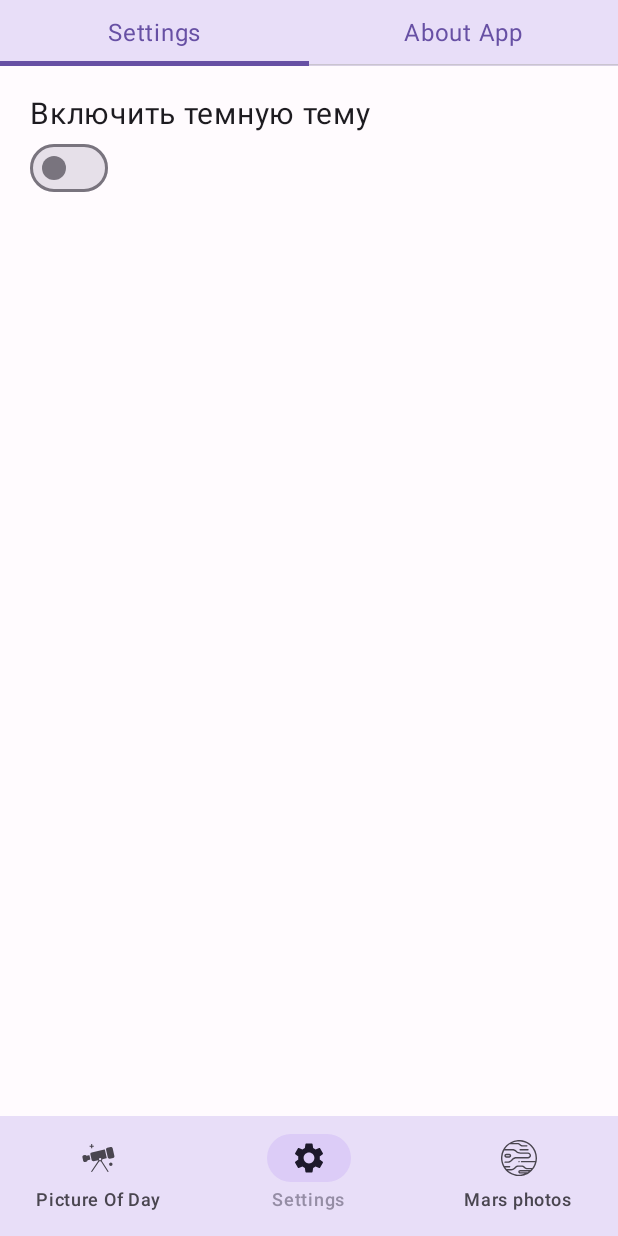
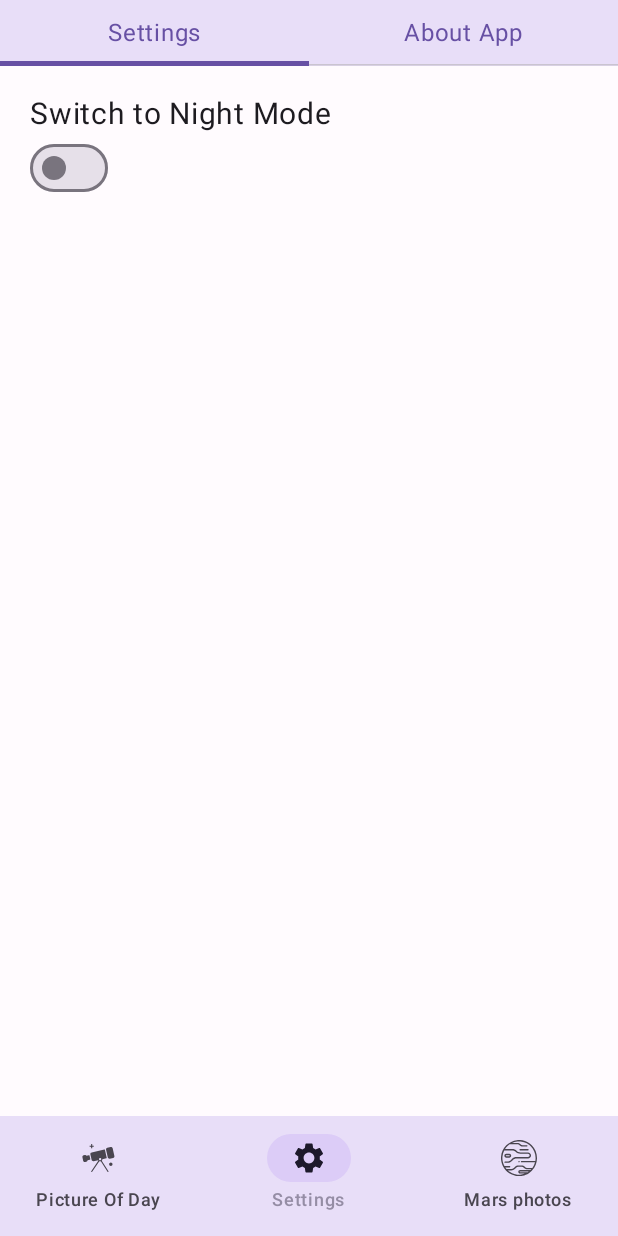
Before and after one commit to VolokhinAlex/NasaApiApp, an Android app built with Jetpack Compose: the settings_screen screen opened through its navigation route, on a phone screen of 412 x 824 dp. Run offline under Robolectric (Android 15) with nearby library versions, the phone set to English and light mode, and no system bars; our stand-ins replace Dagger/Hilt's generated code, accompanist, livedata-compose; libraries missing offline, so code that uses them is left out: me.onebone.toolbar.

Commit message:
Добавлена небольшая анимация для навигации между экранами. (Fade эффект) Добавлена анимация появления затенения у CollapsingToolbar во время скроллинга. Небольшой рефакторинг кода.

```diff
--- a/app/build.gradle
+++ b/app/build.gradle
@@ -86,6 +86,9 @@ dependencies {
     implementation 'com.google.accompanist:accompanist-pager:0.29.1-alpha'
     implementation 'com.google.accompanist:accompanist-pager-indicators:0.29.1-alpha'
 
+    // Accompanist Navigation Animation
+    implementation 'com.google.accompanist:accompanist-navigation-animation:0.29.1-alpha'
+
     // Compose
     implementation "androidx.compose.ui:ui-util:$compose_version"
     implementation "androidx.compose.runtime:runtime-livedata:$compose_version"
--- a/app/src/main/java/com/volokhinaleksey/materialdesign/MainActivity.kt
+++ b/app/src/main/java/com/volokhinaleksey/materialdesign/MainActivity.kt
@@ -3,6 +3,8 @@ package com.volokhinaleksey.materialdesign
 import android.os.Bundle
 import androidx.activity.ComponentActivity
 import androidx.activity.compose.setContent
+import androidx.compose.animation.*
+import androidx.compose.animation.core.*
 import androidx.compose.foundation.layout.PaddingValues
 import androidx.compose.foundation.layout.fillMaxSize
 import androidx.compose.foundation.layout.padding
@@ -14,10 +16,10 @@ import androidx.compose.ui.graphics.vector.ImageVector
 import androidx.compose.ui.res.stringResource
 import androidx.compose.ui.res.vectorResource
 import androidx.navigation.NavController
-import androidx.navigation.compose.NavHost
-import androidx.navigation.compose.composable
 import androidx.navigation.compose.currentBackStackEntryAsState
-import androidx.navigation.compose.rememberNavController
+import com.google.accompanist.navigation.animation.AnimatedNavHost
+import com.google.accompanist.navigation.animation.composable
+import com.google.accompanist.navigation.animation.rememberAnimatedNavController
 import com.volokhinaleksey.materialdesign.ui.navigation.ScreenState
 import com.volokhinaleksey.materialdesign.ui.screens.MarsPhotosScreen
 import com.volokhinaleksey.materialdesign.ui.screens.PictureOfTheDayScreen
@@ -49,24 +51,67 @@ class MainActivity : ComponentActivity() {
 
 }
 
+@OptIn(ExperimentalAnimationApi::class)
 @Composable
 fun Navigation(
     themeState: ThemeState
 ) {
-    val navController = rememberNavController()
+    val navController = rememberAnimatedNavController()
     AppBottomBar(navController = navController) {
-        NavHost(
+        AnimatedNavHost(
             navController = navController,
             startDestination = ScreenState.PictureOfDayScreen.route,
             modifier = Modifier.padding(it)
         ) {
-            composable(route = ScreenState.PictureOfDayScreen.route) {
+            composable(route = ScreenState.PictureOfDayScreen.route, enterTransition = {
+                fadeIn(
+                    animationSpec = tween(
+                        durationMillis = 500,
+                        easing = FastOutSlowInEasing
+                    )
+                )
+            }, exitTransition = {
+                fadeOut(
+                    animationSpec = tween(
+                        durationMillis = 500,
+                        easing = FastOutSlowInEasing
+                    )
+                )
+            }) {
                 PictureOfTheDayScreen()
             }
-            composable(route = ScreenState.SettingsScreen.route) {
+            composable(route = ScreenState.SettingsScreen.route, enterTransition = {
+                fadeIn(
+                    animationSpec = tween(
+                        durationMillis = 500,
+                        easing = FastOutSlowInEasing
+                    )
+                )
+            }, exitTransition = {
+                fadeOut(
+                    animationSpec = tween(
+                        durationMillis = 500,
+                        easing = FastOutSlowInEasing
+                    )
+                )
+            }) {
                 SettingsScreen(themeState = themeState)
             }
-            composable(route = ScreenState.MarsPhotosScreen.route) {
+            composable(route = ScreenState.MarsPhotosScreen.route, enterTransition = {
+                fadeIn(
+                    animationSpec = tween(
+                        durationMillis = 500,
+                        easing = FastOutSlowInEasing
+                    )
+                )
+            }, exitTransition = {
+                fadeOut(
+                    animationSpec = tween(
+                        durationMillis = 500,
+                        easing = FastOutSlowInEasing
+                    )
+                )
+            }) {
                 MarsPhotosScreen()
             }
         }
--- a/app/src/main/java/com/volokhinaleksey/materialdesign/ui/screens/MarsPhotosScreen.kt
+++ b/app/src/main/java/com/volokhinaleksey/materialdesign/ui/screens/MarsPhotosScreen.kt
@@ -1,11 +1,9 @@
 package com.volokhinaleksey.materialdesign.ui.screens
 
-import androidx.compose.foundation.background
 import androidx.compose.foundation.layout.*
 import androidx.compose.foundation.lazy.grid.GridCells
 import androidx.compose.foundation.lazy.grid.LazyVerticalGrid
 import androidx.compose.foundation.lazy.grid.itemsIndexed
-import androidx.compose.material3.MaterialTheme
 import androidx.compose.material3.Text
 import androidx.compose.runtime.Composable
 import androidx.compose.runtime.getValue
@@ -14,6 +12,11 @@ import androidx.compose.runtime.mutableStateOf
 import androidx.compose.runtime.remember
 import androidx.compose.ui.Alignment
 import androidx.compose.ui.Modifier
+import androidx.compose.ui.draw.drawBehind
+import androidx.compose.ui.geometry.Offset
+import androidx.compose.ui.geometry.Size
+import androidx.compose.ui.graphics.Brush
+import androidx.compose.ui.graphics.Color
 import androidx.compose.ui.res.stringResource
 import androidx.compose.ui.text.TextStyle
 import androidx.compose.ui.unit.dp
@@ -40,8 +43,7 @@ fun MarsPhotosScreen(marsPhotosViewModel: MarsPhotosViewModel = hiltViewModel())
             Box(
                 modifier = Modifier
                     .fillMaxWidth()
-                    .height(150.dp)
-                    .background(color = MaterialTheme.colorScheme.primary)
+                    .height(100.dp)
             )
             Text(
                 stringResource(R.string.mars_photos),
@@ -52,12 +54,29 @@ fun MarsPhotosScreen(marsPhotosViewModel: MarsPhotosViewModel = hiltViewModel())
                     .padding(16.dp)
                     .road(whenCollapsed = Alignment.TopStart, whenExpanded = Alignment.BottomStart)
             )
+        },
+        toolbarModifier = Modifier.drawBehind {
+            val size = size
+
+            val shadowStart = Color.Black.copy(alpha = 0.22f)
+            val shadowEnd = Color.Transparent
+
+            if (state.toolbarState.progress < 1f) {
+                drawRect(
+                    brush = Brush.verticalGradient(
+                        listOf(shadowStart, shadowEnd),
+                        startY = size.height,
+                        endY = size.height + 56f
+                    ),
+                    topLeft = Offset(0f, size.height),
+                    size = Size(size.width, 56f),
+                )
+            }
         }) {
         marsPhotosViewModel.marsPhotos.observeAsState().value?.let {
             RenderData(marsPhotosState = it)
         }
     }
-
 }
 
 @Composable
--- a/app/src/main/java/com/volokhinaleksey/materialdesign/ui/screens/PictureOfTheDayScreen.kt
+++ b/app/src/main/java/com/volokhinaleksey/materialdesign/ui/screens/PictureOfTheDayScreen.kt
@@ -5,15 +5,18 @@ import androidx.compose.runtime.*
 import androidx.compose.runtime.livedata.observeAsState
 import androidx.compose.ui.Alignment
 import androidx.compose.ui.Modifier
+import androidx.compose.ui.res.stringResource
 import androidx.compose.ui.text.input.TextFieldValue
 import androidx.compose.ui.unit.dp
 import androidx.hilt.navigation.compose.hiltViewModel
+import com.volokhinaleksey.materialdesign.R
 import com.volokhinaleksey.materialdesign.model.NasaDataDTO
 import com.volokhinaleksey.materialdesign.states.PictureOfTheDayState
 import com.volokhinaleksey.materialdesign.ui.images.CoilImageLoader
 import com.volokhinaleksey.materialdesign.ui.images.ImageLoader
 import com.volokhinaleksey.materialdesign.ui.widgets.*
 import com.volokhinaleksey.materialdesign.viewmodels.PictureViewModel
+import javax.inject.Inject
 
 @Composable
 fun PictureOfTheDayScreen(pictureViewModel: PictureViewModel = hiltViewModel()) {
@@ -52,7 +55,7 @@ private fun RenderData(
                             .fillMaxWidth()
                             .padding(start = 20.dp, end = 20.dp, bottom = 10.dp),
                         query = searchState.query,
-                        label = "Search in Wiki"
+                        label = stringResource(R.string.search_in_wiki_label)
                     ) { searchState.query = TextFieldValue(it) }
                 }
 
--- a/app/src/main/java/com/volokhinaleksey/materialdesign/ui/screens/SettingsScreen.kt
+++ b/app/src/main/java/com/volokhinaleksey/materialdesign/ui/screens/SettingsScreen.kt
@@ -46,7 +46,12 @@ fun SettingsScreen(themeState: ThemeState) {
                         .fillMaxSize()
                         .padding(20.dp)
                 ) {
-                    Text(text = "Включить темную тему", fontSize = 20.sp)
+                    Text(
+                        text = if (themeState.state) stringResource(R.string.day_mode) else stringResource(
+                            R.string.night_mode
+                        ),
+                        fontSize = 20.sp
+                    )
                     Switch(checked = themeState.state, onCheckedChange = { themeState.state = it })
                 }
             } else {
--- a/app/src/main/res/values/strings.xml
+++ b/app/src/main/res/values/strings.xml
@@ -6,4 +6,7 @@
     <string name="current_version">Current version of the application</string>
     <string name="about_app">The application data is created to receive data from NASA and display them</string>
     <string name="mars_photos">Mars photos</string>
+    <string name="search_in_wiki_label">Search in Wiki</string>
+    <string name="night_mode">Switch to Night Mode</string>
+    <string name="day_mode">Switch to Day Mode</string>
 </resources>
```
Also changed, not shown: app/src/main/java/com/volokhinaleksey/materialdesign/ui/theme/Type.kt (+0 -20 lines).
